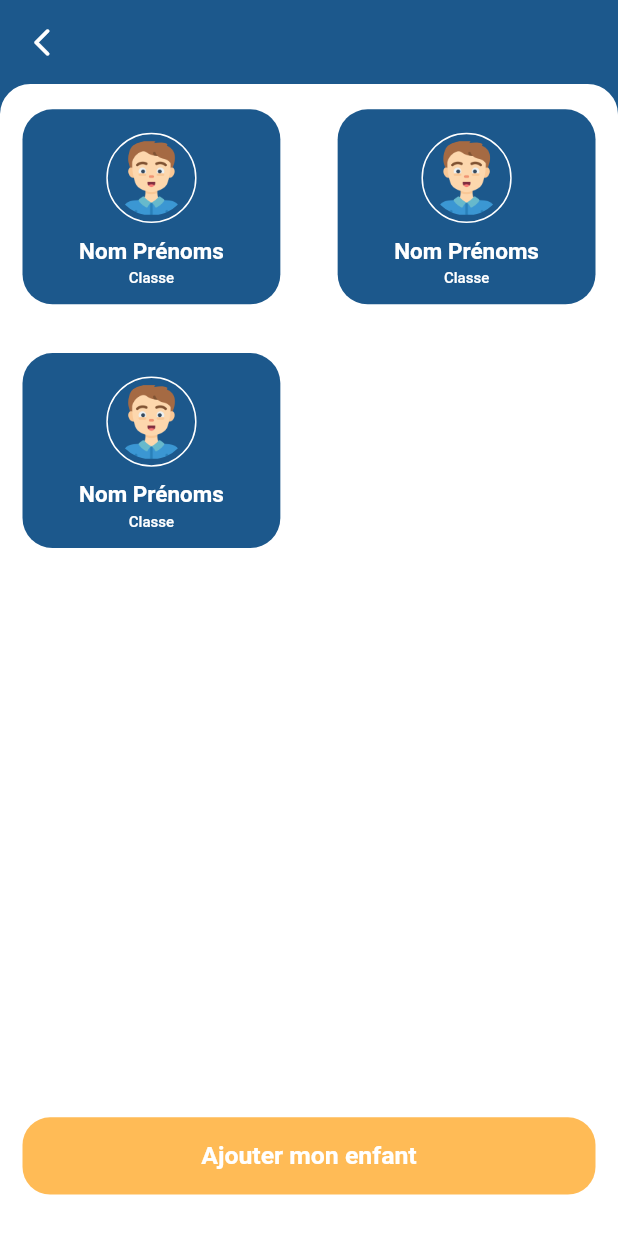
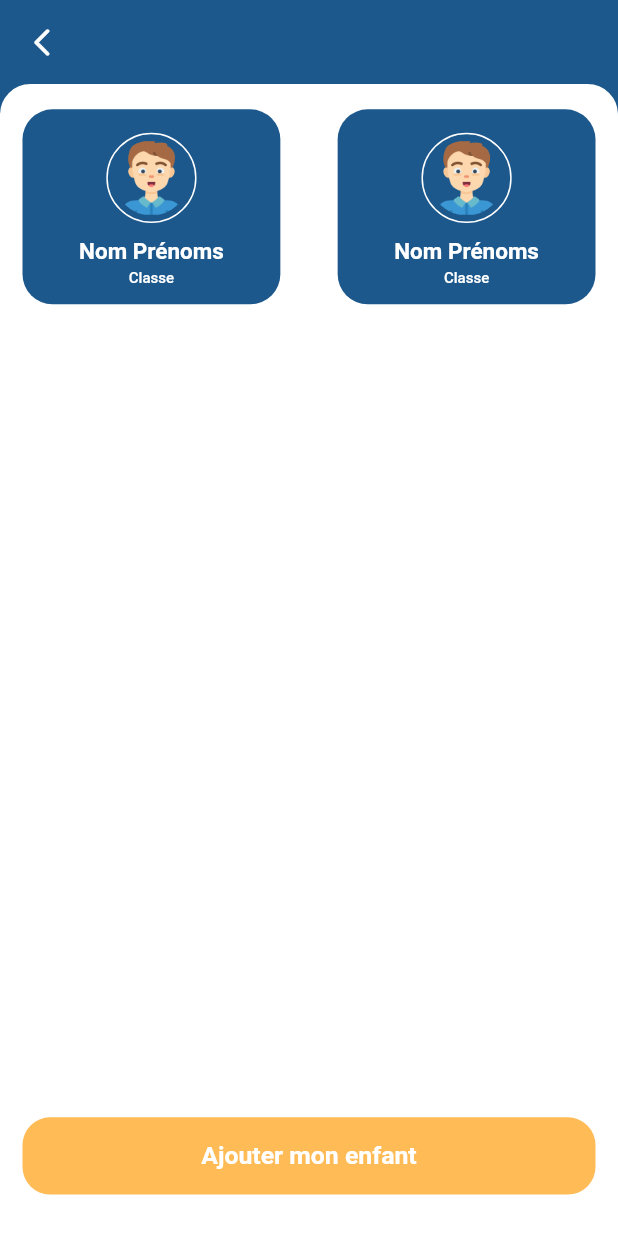
Before and after one commit to Keldy7/flutter_scolarApp, a Flutter app: the ChildrenScreen screen opened by its route, on a phone screen of 412 x 824 dp. Run offline on Flutter 3.47's test engine with Material 2 defaults, Android fonts, the phone set to English and light mode, and no system bars; our stand-ins replace carousel_slider, dotted_border, figma_squircle, file_picker, flutter_screenutil, flutter_svg and 7 more; accounts and stored records are empty; Roboto replaces fonts that are missing (Montserrat).

Commit message:
Sauvegarde de routine

```diff
--- a/lib/app/ui/screens/child/children_screen.dart
+++ b/lib/app/ui/screens/child/children_screen.dart
@@ -48,10 +48,7 @@ class _ChildrenScreenState extends State<ChildrenScreen> {
                             CustomChildIdentityBloc(
                                 width: boxConstraints.maxWidth * (0.45)),
                             CustomChildIdentityBloc(
-                                width: boxConstraints.maxWidth * (0.45)),
-                            CustomChildIdentityBloc(
-                                width: boxConstraints.maxWidth * (0.45)),
-                          ]);
+                                width: boxConstraints.maxWidth * (0.45))]);
                     })
                   ],
                 )),
--- a/lib/app/ui/screens/fees/fees_screen.dart
+++ b/lib/app/ui/screens/fees/fees_screen.dart
@@ -24,6 +24,7 @@ class _FeesScreenState extends State<FeesScreen> {
           shrinkWrap: true,
           children: [
                 20.h.verticalSpace,
+                Text("Scolarité")
 
           ],
         ))
```
